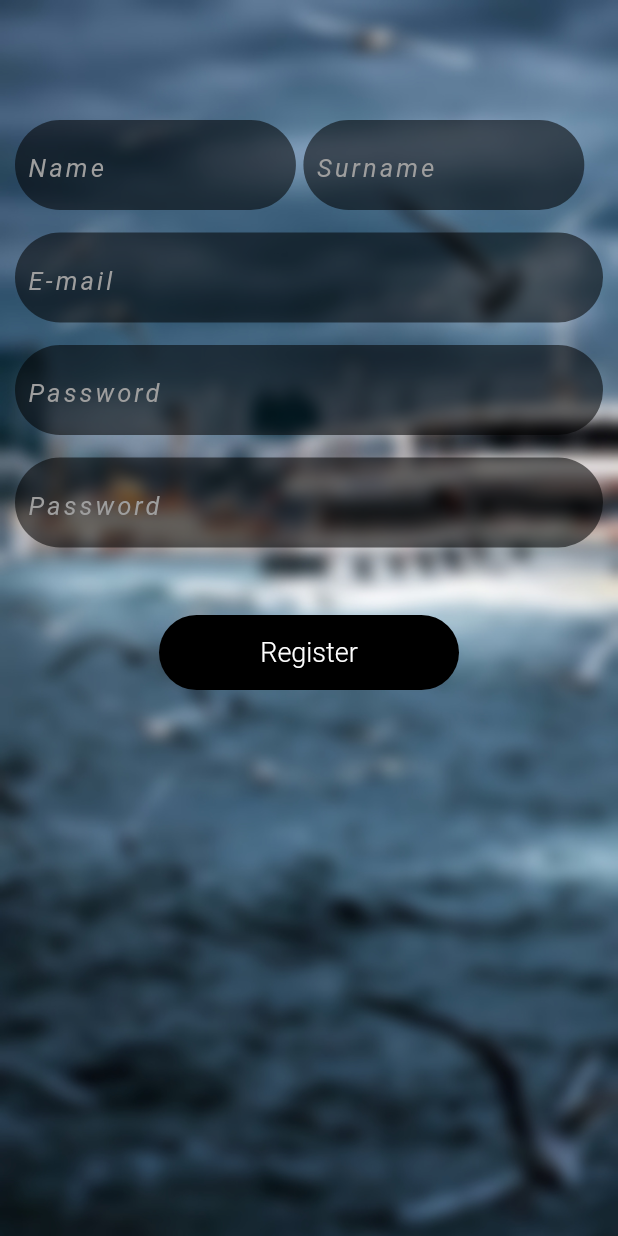
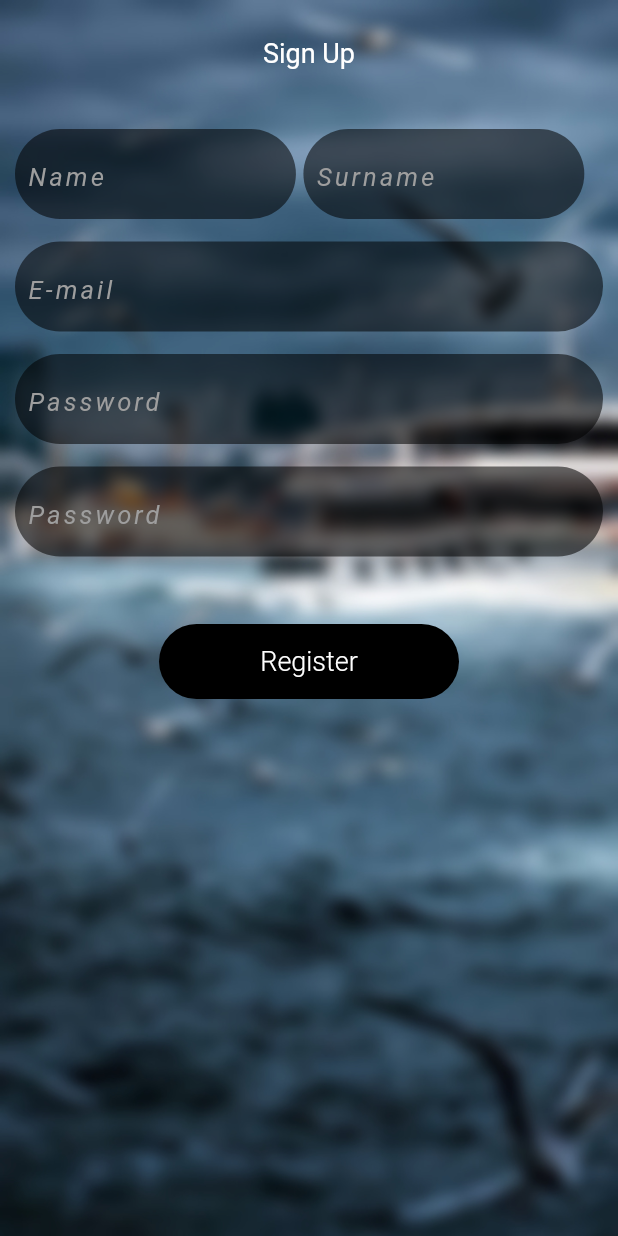
Before and after one commit to serhan2004/Ekinoks-Elektron, a Flutter app: the screen it shows after launch, on a phone screen of 412 x 824 dp. Run offline on Flutter 3.47's test engine with Material 2 defaults, Android fonts, the phone set to English and light mode, and no system bars; drawn by our look-alikes of animated_text_kit; our stand-ins replace glass.

Commit message:
Animated text eklendi

```diff
--- a/lib/ekranlar/kayit.dart
+++ b/lib/ekranlar/kayit.dart
@@ -10,7 +10,8 @@ class Kayitsayfasi extends StatelessWidget {
     double _yuvarlanma = 30;
 
     return Scaffold(
-      body: SingleChildScrollView(
+      body: SafeArea(
+        child: SingleChildScrollView(
           child: Center(
             child: Stack(
               children: [
@@ -18,7 +19,19 @@ class Kayitsayfasi extends StatelessWidget {
                 Column(
                   children: [
                     SizedBox(
-                    height: 80,
+                      height: 25,
+                    ),
+                    Container(
+                      child: AnimatedDefaultTextStyle(
+                          child: AnimatedTextKit(animatedTexts: [
+                            WavyAnimatedText("Sign Up"),
+                            WavyAnimatedText("Now")
+                          ]),
+                          style: TextStyle(fontSize: 18),
+                          duration: const Duration(milliseconds: 300)),
+                    ),
+                    SizedBox(
+                      height: 40,
                     ),
                     Padding(
                       padding: const EdgeInsets.symmetric(horizontal: 10),
@@ -192,6 +205,7 @@ class Kayitsayfasi extends StatelessWidget {
             ),
           ),
         ),
+      ),
     );
   }
 }
```
Lines whose indentation alone changed are shown as unchanged.
